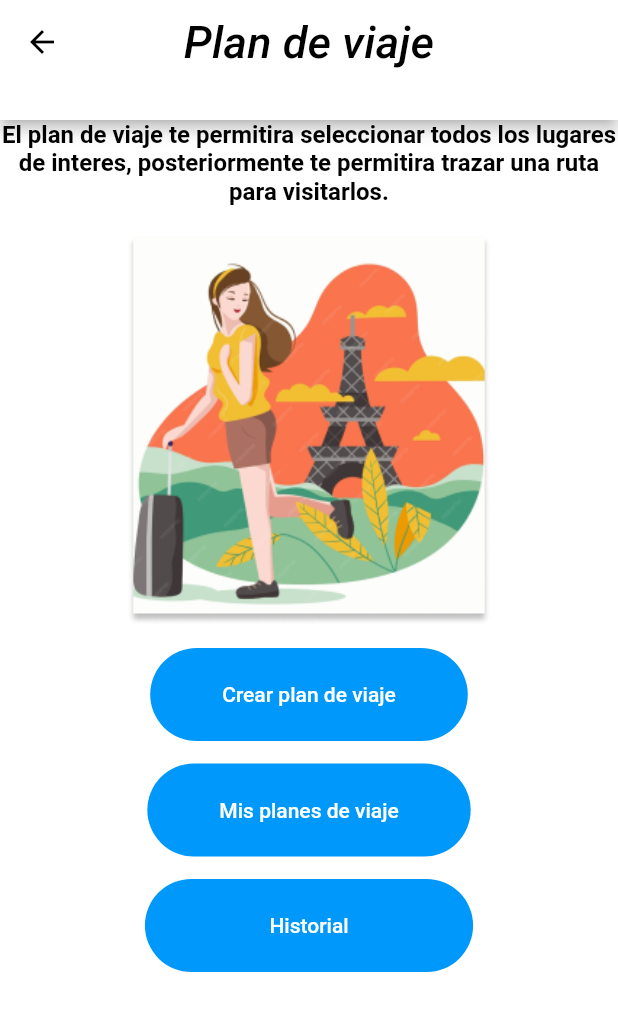
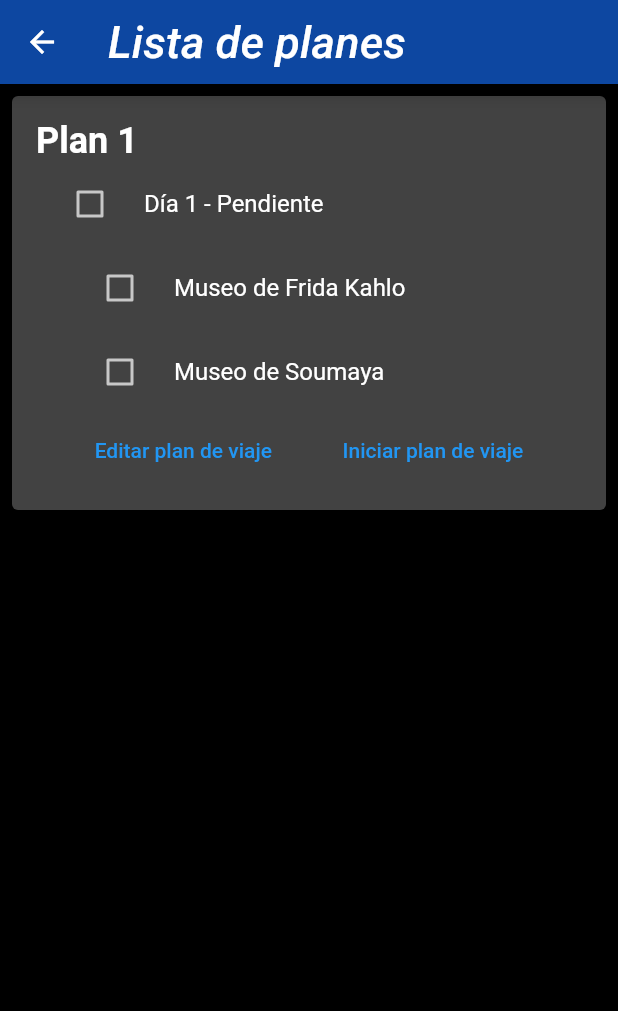
Before and after one commit to Alan-AMT/traknav_app, a Flutter app: the TripPlanPage screen opened by its route, after a tap on "Mis planes de viaje", on a phone screen of 412 x 824 dp. Shown: the top 1011 px of the screen. Run offline on Flutter 3.47's test engine with Material 2 defaults, Android fonts, the phone set to English and light mode, and no system bars; our stand-ins replace auto_route, bloc, firebase_auth, firebase_core, flutter_bloc, flutter_easyloading and 1 more; missing offline and left inert: google_maps_webservice; accounts and stored records are empty; generated files the repository leaves out were written again; Roboto replaces fonts that are missing (Nunito).

Commit message:
Trip Plan List

```diff
--- a/lib/ui/presentation/PlanDeViaje/main.dart
+++ b/lib/ui/presentation/PlanDeViaje/main.dart
@@ -92,7 +92,9 @@ class TripPlanPage extends StatelessWidget {
             color: Colors.white,
             child: Center(
               child: TextButton(
-                onPressed: () {},
+                onPressed: () {
+                  AutoRouter.of(context).navigate(const TripPlanListRoute());
+                },
                 style: TextButton.styleFrom(
                     backgroundColor: const Color(0xff0098FA),
                     shape: const StadiumBorder()),
--- /dev/null
+++ b/lib/ui/presentation/trip_plan_list/main.dart
@@ -0,0 +1,143 @@
+import 'package:flutter/material.dart';
+import 'package:auto_route/auto_route.dart';
+import 'package:flutter/material.dart';
+import 'package:traknav_app/ui/router/android.gr.dart';
+
+@RoutePage()
+class TripPlanListPage extends StatefulWidget {
+  const TripPlanListPage({Key? key}) : super(key: key);
+
+  @override
+  _TripPlanListState createState() => _TripPlanListState();
+}
+
+class _TripPlanListState extends State<TripPlanListPage> {
+  List<Map<String, dynamic>> planData = [
+    {
+      'title': 'Plan 1',
+      'days': [
+        {
+          'day': 'Día 1',
+          'places': [
+            {'name': 'Museo de Frida Kahlo', 'completed': false},
+            {'name': 'Museo de Soumaya', 'completed': false},
+          ],
+          'completed': false,
+        },
+        // ... otros días ...
+      ],
+    },
+    // ... otros planes ...
+  ];
+
+  void _toggleDayCompletion(int planIndex, int dayIndex) {
+    setState(() {
+      var day = planData[planIndex]['days'][dayIndex];
+      bool isCompleted = !day['completed'];
+      day['completed'] = isCompleted;
+      day['places'].forEach((place) => place['completed'] = isCompleted);
+    });
+  }
+
+  void _togglePlaceCompletion(int planIndex, int dayIndex, int placeIndex) {
+    setState(() {
+      var place = planData[planIndex]['days'][dayIndex]['places'][placeIndex];
+      place['completed'] = !place['completed'];
+
+      // Verifica si todos los lugares en el día están completados
+      bool allPlacesCompleted = true;
+      for (var p in planData[planIndex]['days'][dayIndex]['places']) {
+        if (!p['completed']) {
+          allPlacesCompleted = false;
+          break;
+        }
+      }
+
+      planData[planIndex]['days'][dayIndex]['completed'] = allPlacesCompleted;
+    });
+  }
+
+  @override
+  Widget build(BuildContext context) {
+    return Scaffold(
+      appBar: AppBar(
+        title: const Text('Lista de planes',
+          style: TextStyle(
+            fontFamily: 'Nunito',
+            fontStyle: FontStyle.italic,
+            fontSize: 30,
+            color: Colors.white,
+          ),),
+        leading: IconButton(
+          icon: const Icon(Icons.arrow_back),
+          onPressed: () => Navigator.of(context).pop(),
+        ),
+      ),
+      body: ListView.builder(
+        itemCount: planData.length,
+        itemBuilder: (context, planIndex) {
+          final plan = planData[planIndex];
+          return Card(
+            margin: const EdgeInsets.all(8.0),
+            child: Padding(
+              padding: const EdgeInsets.all(16.0),
+              child: Column(
+                crossAxisAlignment: CrossAxisAlignment.start,
+                children: [
+                  Text(plan['title'], style: const TextStyle(fontSize: 24, fontWeight: FontWeight.bold)),
+                  ...plan['days'].asMap().entries.map<Widget>((dayEntry) {
+                    int dayIndex = dayEntry.key;
+                    var day = dayEntry.value;
+                    return Column(
+                      crossAxisAlignment: CrossAxisAlignment.start,
+                      children: [
+                        CheckboxListTile(
+                          title: Text('${day['day']} - ${day['completed'] ? "Finalizado" : "Pendiente"}'),
+                          value: day['completed'],
+                          onChanged: (_) => _toggleDayCompletion(planIndex, dayIndex),
+                          controlAffinity: ListTileControlAffinity.leading,
+                        ),
+                        Padding(
+                          padding: const EdgeInsets.only(left: 20.0),
+                          child: Column(
+                            children: day['places'].asMap().entries.map<Widget>((placeEntry) {
+                              int placeIndex = placeEntry.key;
+                              var place = placeEntry.value;
+                              return CheckboxListTile(
+                                controlAffinity: ListTileControlAffinity.leading,
+                                title: Text(place['name']),
+                                value: place['completed'],
+                                onChanged: (_) => _togglePlaceCompletion(planIndex, dayIndex, placeIndex),
+                              );
+                            }).toList(),
+                          ),
+                        ),
+                      ],
+                    );
+                  }).toList(),
+                  Row(
+                    mainAxisAlignment: MainAxisAlignment.spaceEvenly,
+                    children: [
+                      TextButton(
+                        onPressed: () {
+                          // Acción para editar el plan de viaje
+                        },
+                        child: const Text('Editar plan de viaje'),
+                      ),
+                      TextButton(
+                        onPressed: () {
+                          // Acción para iniciar el plan de viaje
+                        },
+                        child: const Text('Iniciar plan de viaje'),
+                      ),
+                    ],
+                  ),
+                ],
+              ),
+            ),
+          );
+        },
+      ),
+    );
+  }
+}
--- a/lib/ui/router/android.dart
+++ b/lib/ui/router/android.dart
@@ -13,6 +13,7 @@ class AndroidRouter extends $AndroidRouter {
         AutoRoute(page: TripPlanRoute.page),
         AutoRoute(page: CreateTripPlanRoute.page),
         AutoRoute(page: TripPlanHistoryRoute.page),
+        AutoRoute(page: TripPlanListRoute.page),
         // AutoRoute(page: SignUpRoute.page),
       ];
 }
```
Also changed, not shown: lib/ui/presentation/trip_plan_history/main.dart (+18 -9 lines), assets/TravelPlan/rutaejem.png (added).
